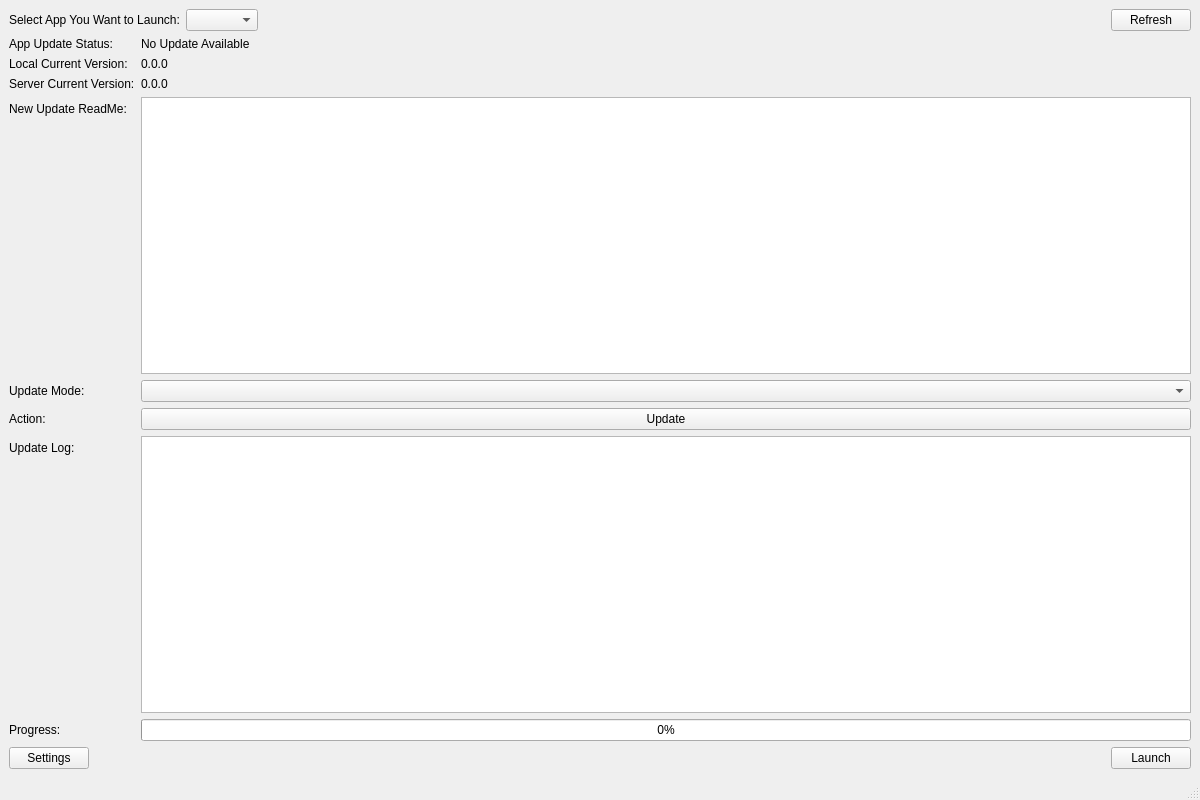
Before: the Qt Designer form Client/UniversalUpdateFrameworkClientGui/src/ui/MainWindow.ui in kiraYuukiAsuna/UniversalUpdateFramework, drawn with Qt 5.
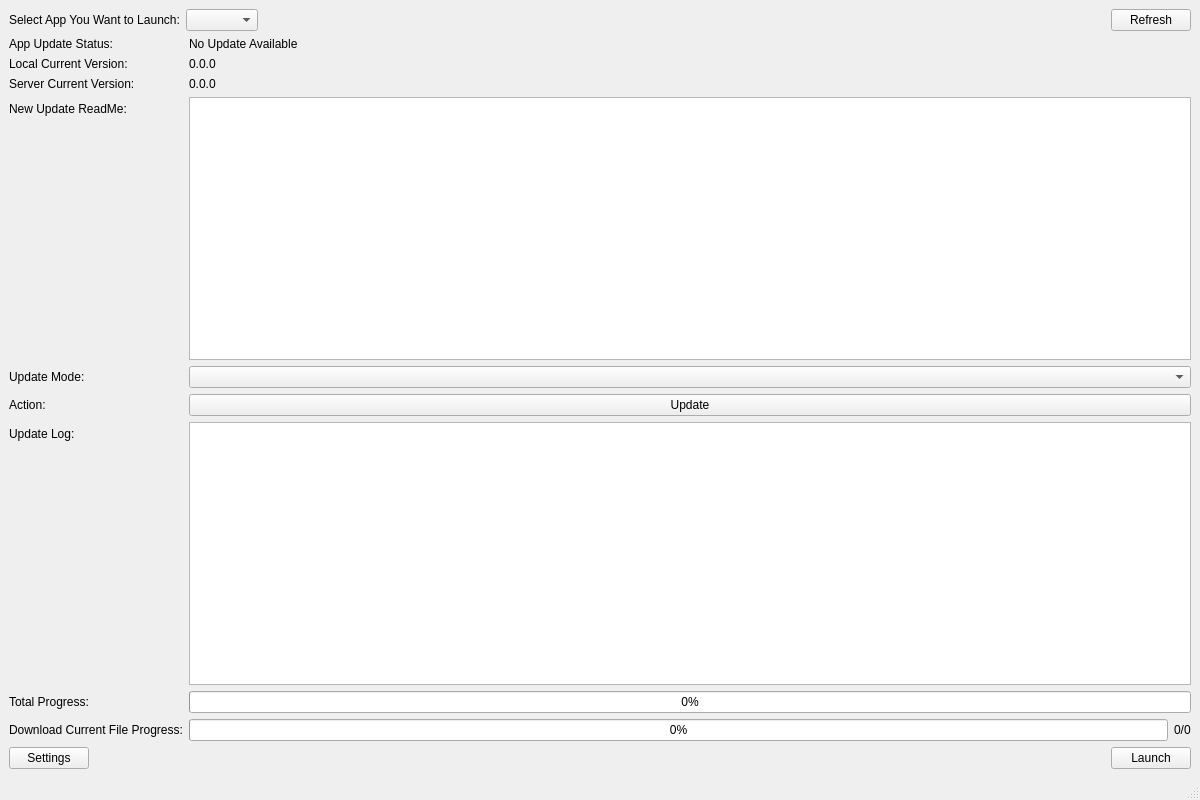
After: the same form once the commit is applied.

Commit message: Update progress when download file.

Diff of the .ui file:
```diff
--- a/Client/UniversalUpdateFrameworkClientGui/src/ui/MainWindow.ui
+++ b/Client/UniversalUpdateFrameworkClientGui/src/ui/MainWindow.ui
@@ -114,7 +114,7 @@
           <item row="7" column="0">
            <widget class="QLabel" name="label_10">
             <property name="text">
-             <string>Progress:</string>
+             <string>Total Progress:</string>
             </property>
            </widget>
           </item>
@@ -164,6 +164,31 @@
           <item row="6" column="1">
            <widget class="QTextEdit" name="UpdateLog"/>
           </item>
+          <item row="8" column="0">
+           <widget class="QLabel" name="label_5">
+            <property name="text">
+             <string>Download Current File Progress:</string>
+            </property>
+           </widget>
+          </item>
+          <item row="8" column="1">
+           <layout class="QHBoxLayout" name="horizontalLayout_4">
+            <item>
+             <widget class="QProgressBar" name="DownloadFileProgress">
+              <property name="value">
+               <number>0</number>
+              </property>
+             </widget>
+            </item>
+            <item>
+             <widget class="QLabel" name="DownloadFileSizeProgress">
+              <property name="text">
+               <string>0/0</string>
+              </property>
+             </widget>
+            </item>
+           </layout>
+          </item>
          </layout>
         </item>
         <item>
```
The commit also changes 10 other files.
